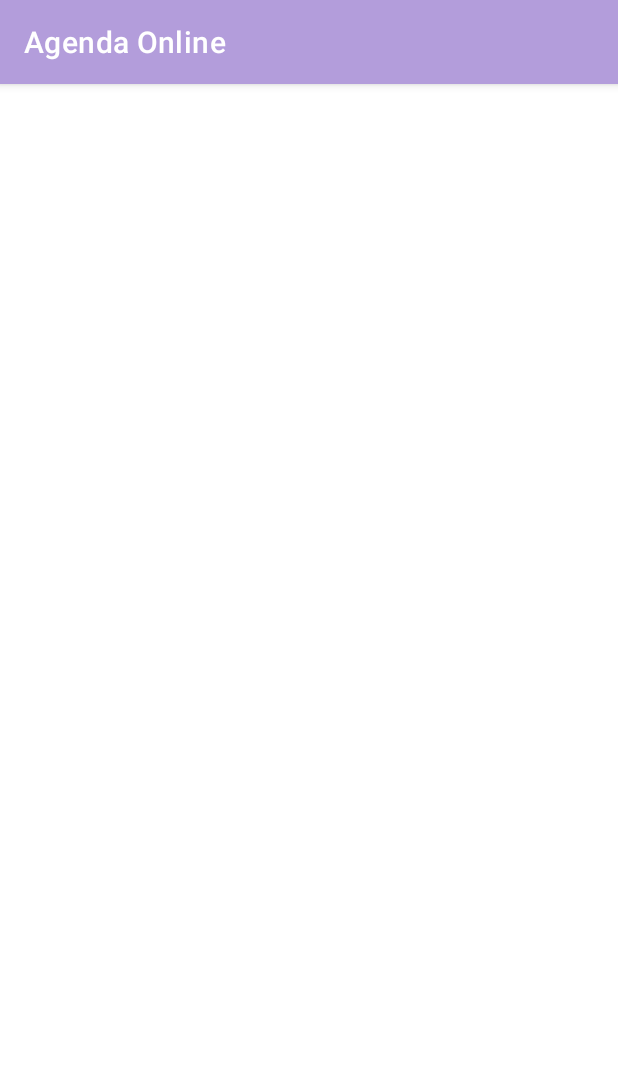
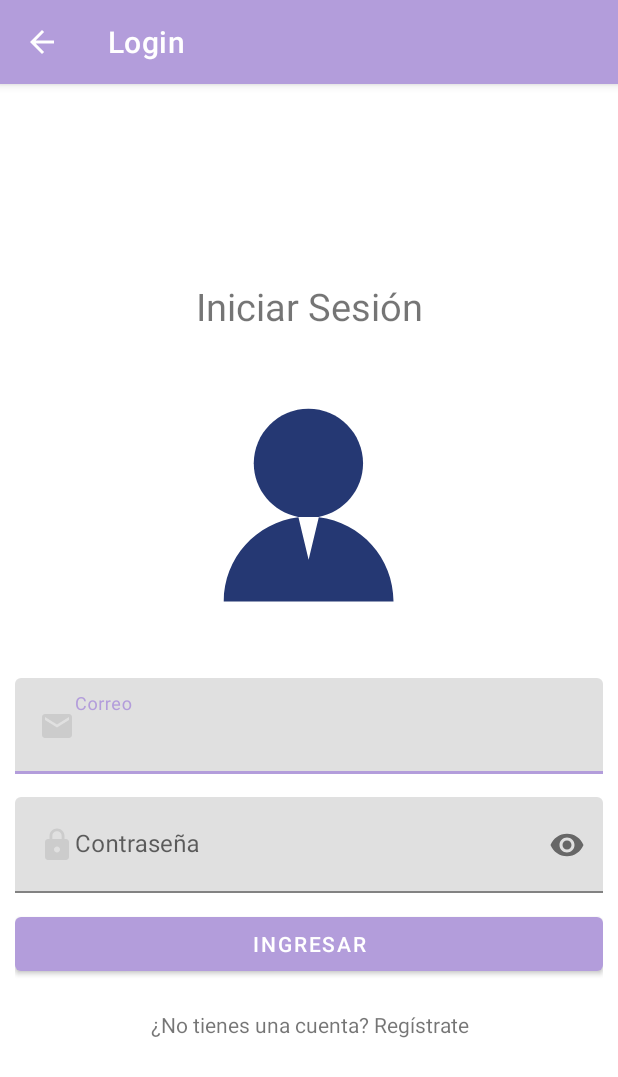
Before and after one commit to gonzalezlfran/Aplicacion_Agenda_Android, an Android app: the Login screen opened directly, with no data from a screen before it, on a phone screen of 412 x 824 dp. Shown: the top 1077 px of the screen. Run offline under Robolectric (Android 15) with nearby library versions, the phone set to English and light mode, and no system bars; our stand-ins replace Firebase (no records; nobody signed in at launch, a user with empty details on screens opened directly).

Commit message:
Login y Registro hechos. Menu principal en progreso

```diff
--- a/app/build.gradle
+++ b/app/build.gradle
@@ -35,6 +35,10 @@ dependencies {
     implementation 'com.airbnb.android:lottie:3.0.1'
     testImplementation 'junit:junit:4.13.2'
     implementation 'com.google.android.material:material:1.4.0'
+
+    implementation 'com.google.firebase:firebase-auth:20.0.1' // para sincronizar
+
+    implementation 'com.google.firebase:firebase-database:19.6.0' //base de datos firebase
     androidTestImplementation 'androidx.test.ext:junit:1.1.3'
     androidTestImplementation 'androidx.test.espresso:espresso-core:3.4.0'
 
--- a/app/src/main/AndroidManifest.xml
+++ b/app/src/main/AndroidManifest.xml
@@ -9,6 +9,9 @@
         android:roundIcon="@mipmap/icono_agenda_round"
         android:supportsRtl="true"
         android:theme="@style/Theme.Agenda_Online">
+        <activity
+            android:name=".MenuPrincipal"
+            android:exported="false" />
         <activity
             android:name=".Registro"
             android:exported="false" />
--- a/app/src/main/java/com/franciscogonzalez_agenda_online/Login.java
+++ b/app/src/main/java/com/franciscogonzalez_agenda_online/Login.java
@@ -1,14 +1,128 @@
 package com.franciscogonzalez_agenda_online;
 
+import androidx.annotation.NonNull;
 import androidx.appcompat.app.AppCompatActivity;
 
+import android.app.ProgressDialog;
+import android.content.Intent;
 import android.os.Bundle;
+import android.text.TextUtils;
+import android.util.Patterns;
+import android.view.View;
+import android.widget.Button;
+import android.widget.EditText;
+import android.widget.TextView;
+import android.widget.Toast;
+
+import com.google.android.gms.tasks.OnCompleteListener;
+import com.google.android.gms.tasks.OnFailureListener;
+import com.google.android.gms.tasks.Task;
+import com.google.firebase.auth.AuthResult;
+import com.google.firebase.auth.FirebaseAuth;
+import com.google.firebase.auth.FirebaseUser;
 
 public class Login extends AppCompatActivity {
+
+    EditText CorreoLogin, PasswordLogin;
+    Button boton_logeo;
+    TextView NuevoUsuario_txt;
+
+    ProgressDialog progressDialog;
+
+    FirebaseAuth firebaseAuth;
+
+    String correo = "", password = "";
 
     @Override
     protected void onCreate(Bundle savedInstanceState) {
         super.onCreate(savedInstanceState);
         setContentView(R.layout.activity_login);
+
+
+        androidx.appcompat.app.ActionBar actionBar = getSupportActionBar();
+
+        actionBar.setTitle("Login");
+
+        // para dejarle al usuario retroceder
+        actionBar.setDisplayHomeAsUpEnabled(true);
+        actionBar.setDisplayShowHomeEnabled(true);
+
+        CorreoLogin = findViewById(R.id.CorreoLogin);
+        PasswordLogin = findViewById(R.id.PasswordLogin);
+        boton_logeo = findViewById(R.id.boton_logeo);
+        NuevoUsuario_txt = findViewById(R.id.UsuarioNuevo_txt);
+
+        firebaseAuth = FirebaseAuth.getInstance();
+
+        progressDialog = new ProgressDialog(Login.this);
+        progressDialog.setTitle("Espere por favor");
+        progressDialog.setCanceledOnTouchOutside(false);
+
+        boton_logeo.setOnClickListener(new View.OnClickListener() {
+            @Override
+            public void onClick(View view) {
+                ValidarDatos();
+            }
+        });
+
+        NuevoUsuario_txt.setOnClickListener(new View.OnClickListener() {
+            @Override
+            public void onClick(View view) {
+                startActivity(new Intent(Login.this, Registro.class));
+            }
+        });
+    }
+
+
+
+
+    private void ValidarDatos() {
+        correo = CorreoLogin.getText().toString();
+        password = PasswordLogin.getText().toString();
+
+        //chequea que lo ingresado tenga un '@' y finalice en '.com'
+        if (!Patterns.EMAIL_ADDRESS.matcher(correo).matches()){
+            Toast.makeText(this, "Correo inválido", Toast.LENGTH_SHORT).show();
+        }
+        else if (TextUtils.isEmpty(password)){
+            Toast.makeText(this, "Ingrese la contraseña", Toast.LENGTH_SHORT).show();
+        }
+            else{
+                LogearUsuario();
+        }
+    }
+
+    private void LogearUsuario() {
+        progressDialog.setMessage("Iniciando sesión...");
+        progressDialog.show();
+        firebaseAuth.signInWithEmailAndPassword(correo,password).addOnCompleteListener(Login.this, new OnCompleteListener<AuthResult>() {
+            @Override
+            public void onComplete(@NonNull Task<AuthResult> task) {
+                if (task.isSuccessful()){
+                    progressDialog.dismiss();
+                    FirebaseUser user = firebaseAuth.getCurrentUser();
+                    startActivity(new Intent(Login.this, MenuPrincipal.class));
+                    Toast.makeText(Login.this, "Bienvenido(a): "+ user.getEmail(), Toast.LENGTH_SHORT).show();
+
+                    finish();
+                }
+                else{
+                    progressDialog.dismiss();
+                    Toast.makeText(Login.this, "Verifique que el correo y contraseña sean correctos", Toast.LENGTH_SHORT).show();
+                }
+            }
+        }).addOnFailureListener(new OnFailureListener() {
+            @Override
+            public void onFailure(@NonNull Exception e) {
+                Toast.makeText(Login.this,"" + e.getMessage(),Toast.LENGTH_SHORT).show();
+            }
+        });
+    }
+
+
+    @Override
+    public boolean onSupportNavigateUp() {
+        onBackPressed(); // si se presiona la flecha hacia atras se manda a la actividad anterior
+        return super.onSupportNavigateUp();
     }
 }
--- a/app/src/main/res/layout/activity_login.xml
+++ b/app/src/main/res/layout/activity_login.xml
@@ -7,6 +7,87 @@
     android:layout_height="match_parent"
     tools:context=".Login">
 
+    <androidx.appcompat.widget.LinearLayoutCompat
+        android:layout_width="match_parent"
+        android:layout_height="match_parent"
+        android:gravity="center"
+        android:padding="10dp"
+        android:orientation="vertical">
+
+        <TextView
+            android:text="@string/IniciarSesion"
+            android:textSize="25sp"
+            android:layout_width="match_parent"
+            android:layout_height="wrap_content"
+            android:gravity="center">
+
+        </TextView>
+        <com.airbnb.lottie.LottieAnimationView
+            android:layout_width="200dp"
+            android:layout_height="200dp"
+            app:lottie_autoPlay="true"
+            app:lottie_fileName="iniciar_sesion.json"
+            app:lottie_imageAssetsFolder="assets"
+            android:layout_gravity="center"
+            android:layout_marginTop="15dp"
+            app:lottie_loop="true" />
+
+        <com.google.android.material.textfield.TextInputLayout
+            android:layout_width="match_parent"
+            android:layout_height="wrap_content"
+            android:layout_marginTop="15dp">
+
+            <EditText
+                android:id="@+id/CorreoLogin"
+                android:hint="@string/CorreoLogin"
+                android:layout_width="match_parent"
+                android:layout_height="wrap_content"
+                android:drawableStart="@drawable/icono_correo"
+                android:padding="20dp"
+                android:inputType="textEmailAddress">
+
+            </EditText>
+
+        </com.google.android.material.textfield.TextInputLayout>
+
+        <com.google.android.material.textfield.TextInputLayout
+            android:layout_width="match_parent"
+            android:layout_height="wrap_content"
+            android:layout_marginTop="15dp"
+            app:passwordToggleEnabled="true">
 
 
+            <EditText
+                android:id="@+id/PasswordLogin"
+                android:hint="@string/PasswordLogin"
+                android:layout_width="match_parent"
+                android:layout_height="wrap_content"
+                android:drawableStart="@drawable/icono_password"
+                android:padding="20dp"
+                android:inputType="textPassword">
+
+            </EditText>
+
+        </com.google.android.material.textfield.TextInputLayout>
+
+
+        <Button
+            android:layout_width="match_parent"
+            android:layout_height="wrap_content"
+            android:text="@string/boton_logeo"
+            android:id="@+id/boton_logeo"
+            android:layout_marginTop="10dp">
+
+        </Button>
+
+        <TextView
+            android:id="@+id/UsuarioNuevo_txt"
+            android:text="@string/UsuarioNuevo_txt"
+            android:layout_width="match_parent"
+            android:layout_height="wrap_content"
+            android:gravity="center"
+            android:layout_marginTop="20dp">
+
+        </TextView>
+    </androidx.appcompat.widget.LinearLayoutCompat>
 </RelativeLayout>
--- a/app/src/main/res/values/strings.xml
+++ b/app/src/main/res/values/strings.xml
@@ -12,11 +12,22 @@
     <string name="Nombre_editar">Nombre</string>
     <string name="Correo_editar">Correo electrónico</string>
     <string name="Password_editar">Contraseña</string>
-    <string name="Confirmar_password_editar">Confirmar contraseña</string>
-    <string name="Registrar_usuario">Registrar</string>
+    <string name="ConfirmarPassword_editar">Confirmar contraseña</string>
+    <string name="RegistrarUsuario">Registrar</string>
     <string name="TengoCuenta_txt">Tengo una cuenta</string>
 
+    <!--Actividad Login-->
+    <string name="IniciarSesion">Iniciar Sesión</string>
+    <string name="CorreoLogin">Correo</string>
+    <string name="PasswordLogin">Contraseña</string>
+    <string name="boton_logeo">Ingresar</string>
+    <string name="UsuarioNuevo_txt">¿No tienes una cuenta? Regístrate</string>
 
+    <!--Menu Principal-->
+    <string name="CerrarSesion">Salir</string>
+    <string name="BienvenidoPrincipal">Salir</string>
+    <string name="NombrePrincipal">Salir</string>
+    <string name="CorreoPrincipal">Salir</string>
 
 
 </resources>
```
Also changed, not shown: app/src/main/java/com/franciscogonzalez_agenda_online/MenuPrincipal.java (added, +43 -0 lines), app/src/main/java/com/franciscogonzalez_agenda_online/Registro.java (+160 -0 lines), app/src/main/res/layout/activity_menu_principal.xml (added, +20 -0 lines), app/src/main/res/layout/activity_registro.xml (+6 -6 lines).
